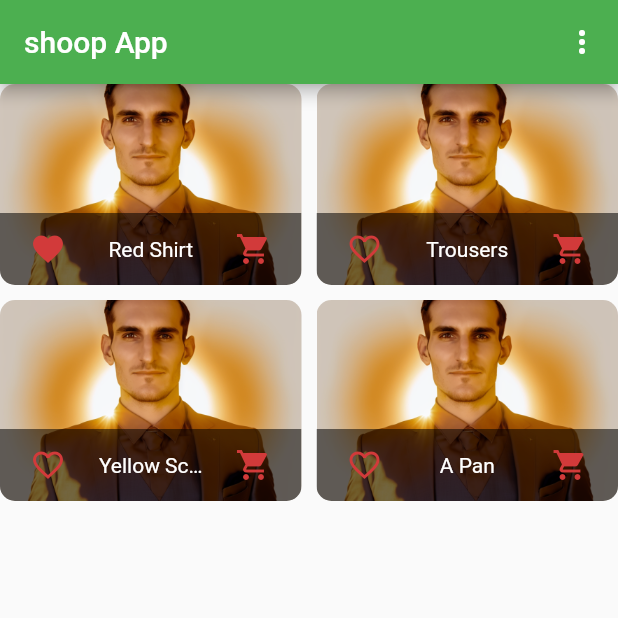
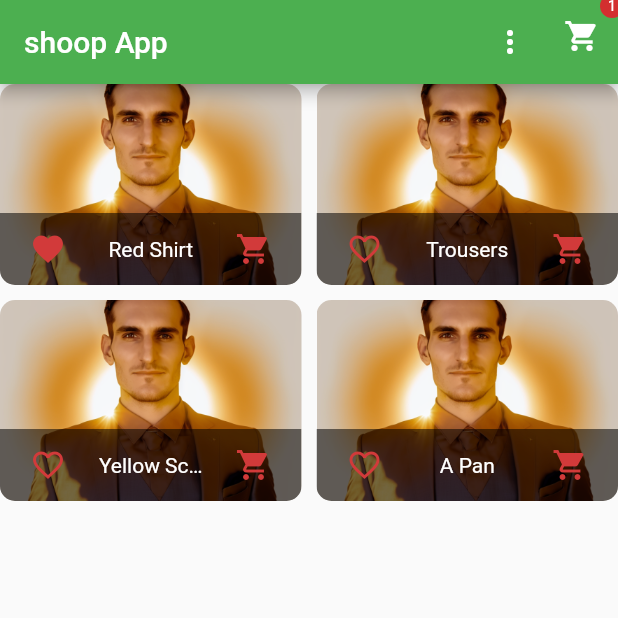
Before and after one commit to Shazad222/shop_App, a Flutter app: the screen it shows after launch, after a tap on the "favorite outline" icon, after a tap on the "shopping cart" icon, on a phone screen of 412 x 824 dp, the top half of it. Run offline on Flutter 3.47's test engine with Material 2 defaults, Android fonts, the light colour scheme and no system bars.

Commit message:
cart and cart add button

```diff
--- a/lib/main.dart
+++ b/lib/main.dart
@@ -1,8 +1,10 @@
+import 'package:f5/providers/cart.dart';
 import 'package:f5/screens/Products_overview_screen.dart';
 import 'package:flutter/material.dart';
 import 'package:provider/provider.dart';
 
 import 'providers/product_provider.dart';
+import 'screens/car_screen.dart';
 import 'screens/product_detail_screen.dart';
 
 void main() {
@@ -15,9 +17,14 @@ class MyApp extends StatelessWidget {
   // This widget is the root of your application.
   @override
   Widget build(BuildContext context) {
-    return ChangeNotifierProvider(
-      create: (ctx) => Products(),
+    return MultiProvider(
+      providers: [
+        ChangeNotifierProvider(create: (ctx) => Products()),
+        // add more ChangeNotifierProviders here if needed
+        ChangeNotifierProvider(create: (ctx) => Cart()),
+      ],
       child: MaterialApp(
+        debugShowCheckedModeBanner: false,
         title: 'Flutter Demo',
         theme: ThemeData(
           accentColor: Color.fromARGB(255, 210, 58, 58),
@@ -28,6 +35,7 @@ class MyApp extends StatelessWidget {
         routes: {
           ProductScreenDetailScreen.routName: (ctx) =>
               ProductScreenDetailScreen(),
+          CartScreen.routeName: (ctx) => CartScreen()
         },
       ),
     );
--- /dev/null
+++ b/lib/providers/cart.dart
@@ -0,0 +1,59 @@
+// ignore_for_file: public_member_api_docs, sort_constructors_first
+import 'package:flutter/material.dart';
+
+class CartItem {
+  final String id;
+  final String title;
+  final int quantity;
+  final double price;
+  CartItem({
+    required this.id,
+    required this.title,
+    required this.quantity,
+    required this.price,
+  });
+}
+
+class Cart with ChangeNotifier {
+  late Map<String, CartItem> _items = {};
+  Map<String, CartItem> get items {
+    return {..._items};
+  }
+
+  int get itemCount {
+    return _items.length;
+  }
+
+  double get totalAmount {
+    var total = 0.0;
+    _items.forEach(
+      (key, CartItem) {
+        total += CartItem.price * CartItem.quantity;
+      },
+    );
+    return total;
+  }
+
+  void addItem(String productId, double price, String title) {
+    if (_items.containsKey(productId)) {
+      _items.update(
+        productId,
+        (existingCartItem) => CartItem(
+            id: existingCartItem.id,
+            title: existingCartItem.title,
+            quantity: existingCartItem.quantity + 1,
+            price: existingCartItem.price),
+      );
+    } else {
+      _items.putIfAbsent(
+        productId,
+        () => CartItem(
+            id: DateTime.now().toString(),
+            title: title,
+            quantity: 1,
+            price: price),
+      );
+    }
+    notifyListeners();
+  }
+}
--- a/lib/screens/Products_overview_screen.dart
+++ b/lib/screens/Products_overview_screen.dart
@@ -3,41 +3,69 @@ import 'package:f5/providers/product_provider.dart';
 import 'package:flutter/material.dart';
 import 'package:provider/provider.dart';
 
+import '../providers/cart.dart';
 import '../widgets/product_grid.dart';
+import 'car_screen.dart';
 
 enum FilterOption { Favourites, All }
 
-class ProductsOverviewScreen extends StatelessWidget {
+class ProductsOverviewScreen extends StatefulWidget {
+  @override
+  State<ProductsOverviewScreen> createState() => _ProductsOverviewScreenState();
+}
+
+class _ProductsOverviewScreenState extends State<ProductsOverviewScreen> {
+  var _showOnlyFavorites = false;
+
   @override
   Widget build(BuildContext context) {
-    final productsContainer = Provider.of<Products>(context, listen: false);
+    // final productsContainer = Provider.of<Products>(context, listen: false);
     return Scaffold(
       appBar: AppBar(
         title: const Text("shoop App"),
         actions: [
           PopupMenuButton(
             onSelected: (FilterOption selectedValue) {
-              if (selectedValue == FilterOption.Favourites) {
-                productsContainer.showFavoritesOnly();
-              } else {
-                productsContainer.showAll();
-              }
+              setState(() {
+                if (selectedValue == FilterOption.Favourites) {
+                  // productsContainer.showFavoritesOnly();
+                  _showOnlyFavorites = true;
+                } else {
+                  // productsContainer.showAll();
+                  _showOnlyFavorites = false;
+                }
+              });
             },
-            icon: Icon(Icons.more_vert),
+            icon: const Icon(Icons.more_vert),
             itemBuilder: (context) => [
-              PopupMenuItem(
+              const PopupMenuItem(
+                value: FilterOption.Favourites,
                 child: Text("only Favourty"),
-                value: FilterOption.Favourites,
               ),
-              PopupMenuItem(
+              const PopupMenuItem(
+                value: FilterOption.All,
                 child: Text("show all"),
-                value: FilterOption.All,
               )
             ],
+          ),
+          SizedBox(
+            height: 12,
+            child: Consumer<Cart>(
+              builder: (_, cart, ch) => Badge(
+                child: ch,
+                label: Text(cart.itemCount.toString()),
+              ),
+              child: IconButton(
+                onPressed: () {
+                  Navigator.of(context).pushNamed(CartScreen.routeName);
+                },
+                icon: Icon(Icons.shopping_cart),
+              ),
+            ),
           )
         ],
       ),
-      body: ProductGrid(),
+      body: ProductGrid(_showOnlyFavorites),
     );
   }
 }
--- /dev/null
+++ b/lib/widgets/badge.dart
@@ -0,0 +1,49 @@
+// ignore_for_file: file_names
+
+import 'package:flutter/material.dart';
+
+class Badge extends StatelessWidget {
+  const Badge({
+    Key? key,
+    required this.child,
+    required this.value,
+    this.color,
+  }) : super(key: key);
+
+  final Widget child;
+  final String value;
+  final Color? color;
+
+  @override
+  Widget build(BuildContext context) {
+    return Stack(
+      alignment: Alignment.center,
+      children: [
+        child,
+        Positioned(
+          right: 8,
+          top: 8,
+          child: Container(
+            padding: EdgeInsets.all(2.0),
+            // color: Theme.of(context).accentColor,
+            decoration: BoxDecoration(
+              borderRadius: BorderRadius.circular(10.0),
+              color: color != null ? color : Theme.of(context).accentColor,
+            ),
+            constraints: BoxConstraints(
+              minWidth: 16,
+              minHeight: 16,
+            ),
+            child: Text(
+              value,
+              textAlign: TextAlign.center,
+              style: TextStyle(
+                fontSize: 10,
+              ),
+            ),
+          ),
+        )
+      ],
+    );
+  }
+}
--- a/lib/widgets/product_grid.dart
+++ b/lib/widgets/product_grid.dart
@@ -8,14 +8,16 @@ import '../providers/product_provider.dart';
 import 'product_item.dart';
 
 class ProductGrid extends StatelessWidget {
-
-
+  final bool showFavs;
+  const ProductGrid(
+    this.showFavs,
+  );
 
   @override
   Widget build(BuildContext context) {
-      final productData=  Provider.of<Products>(context);
-  final products = productData.items;
-    return  GridView.builder(
+    final productData = Provider.of<Products>(context);
+    final products =showFavs? productData.faviruteItems: productData.items;
+    return GridView.builder(
       itemCount: products.length,
       gridDelegate: const SliverGridDelegateWithFixedCrossAxisCount(
         childAspectRatio: 3 / 2,
@@ -23,7 +25,6 @@ class ProductGrid extends StatelessWidget {
         crossAxisSpacing: 10,
         mainAxisSpacing: 10,
       ),
-
       itemBuilder: ((context, index) => ChangeNotifierProvider.value(
             // create:(c)=> products[index],
             value: products[index],
--- a/lib/widgets/product_item.dart
+++ b/lib/widgets/product_item.dart
@@ -1,3 +1,4 @@
+import 'package:f5/providers/cart.dart';
 import 'package:flutter/material.dart';
 import 'package:flutter/src/widgets/framework.dart';
 import 'package:provider/provider.dart';
@@ -16,6 +17,7 @@ class ProductItem extends StatelessWidget {
   @override
   Widget build(BuildContext context) {
     final product = Provider.of<Product>(context, listen: false);
+    final cart = Provider.of<Cart>(context, listen: false);
     return ClipRRect(
       borderRadius: BorderRadius.circular(10),
       child: GridTile(
@@ -31,7 +33,7 @@ class ProductItem extends StatelessWidget {
               onPressed: () {
                 product.toggleFavouritesState();
               },
-              color: Color.fromARGB(255, 210, 58, 58),
+              color: const Color.fromARGB(255, 210, 58, 58),
             ),
           ),
           title: Text(
@@ -40,7 +42,9 @@ class ProductItem extends StatelessWidget {
           ),
           trailing: IconButton(
             icon: const Icon(Icons.shopping_cart),
-            onPressed: () {},
+            onPressed: () {
+              cart.addItem(product.id, product.price, product.title);
+            },
             color: Theme.of(context).accentColor,
           ),
         ),
```
Also changed, not shown: lib/providers/product_provider.dart (+14 -12 lines), lib/screens/car_screen.dart (added, +68 -0 lines), lib/widgets/cart_item.dart (added, +35 -0 lines). Lines whose indentation alone changed are shown as unchanged.
